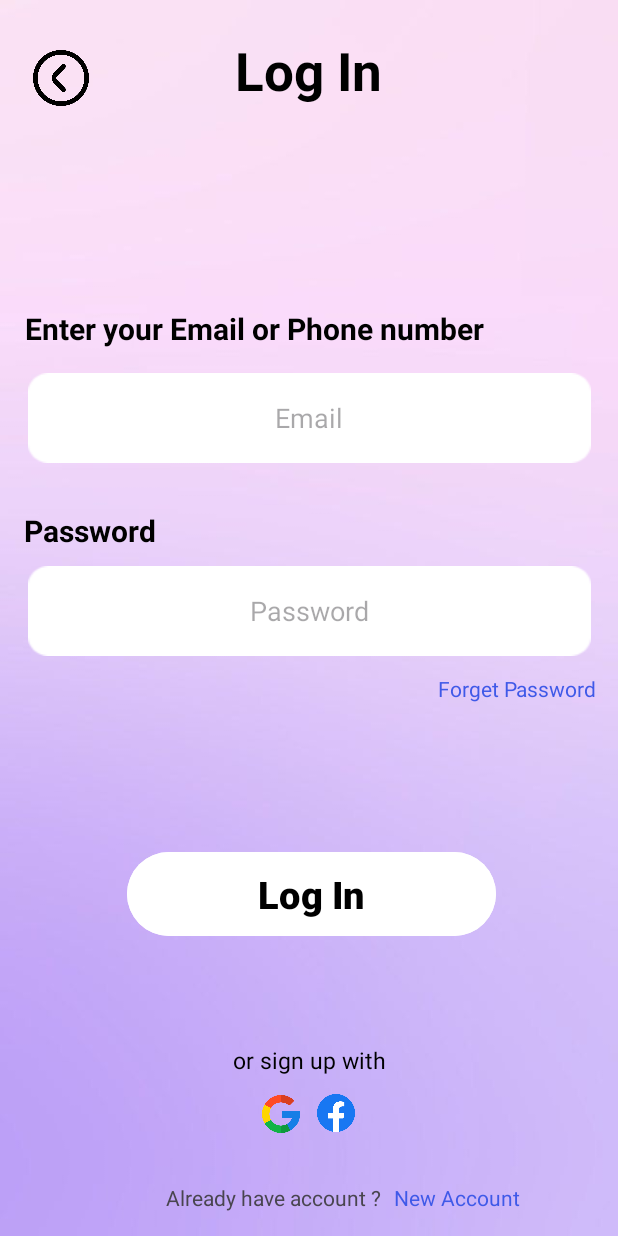
After one commit to YaraMohamed12/Careplace, an Android app: the LogInScreen screen opened directly, with no data from a screen before it, on a phone screen of 412 x 824 dp. The commit adds this screen. Run offline under Robolectric (Android 15) with nearby library versions, the phone set to English and light mode, and no system bars.

Commit message:
3mlt log in screen w new acc bs lsa l design bta3ha w 3mlt l shm l fo2 da lw dst 3lih hyrg3 sf7a w lsa h3ml forget pass screen w fi shwait icons w swr deftha bs asmiha wad7a 34an yb2a l 7war shl

```diff
--- a/app/src/main/AndroidManifest.xml
+++ b/app/src/main/AndroidManifest.xml
@@ -12,6 +12,12 @@
         android:supportsRtl="true"
         android:theme="@style/Theme.CarePlace"
         tools:targetApi="31">
+        <activity
+            android:name=".NewAccScreen"
+            android:exported="false" />
+        <activity
+            android:name=".LogInScreen"
+            android:exported="false" />
         <activity
             android:name=".LogandSign"
             android:exported="false" />
--- /dev/null
+++ b/app/src/main/java/com/example/careplace/LogInScreen.kt
@@ -0,0 +1,33 @@
+package com.example.careplace
+
+import android.content.Intent
+import android.os.Bundle
+import android.widget.ImageView
+import android.widget.TextView
+import androidx.activity.enableEdgeToEdge
+import androidx.appcompat.app.AppCompatActivity
+import androidx.core.view.ViewCompat
+import androidx.core.view.WindowInsetsCompat
+
+class LogInScreen : AppCompatActivity() {
+    lateinit var back_icon : ImageView
+    lateinit var new_app: TextView
+    override fun onCreate(savedInstanceState: Bundle?) {
+        super.onCreate(savedInstanceState)
+        enableEdgeToEdge()
+        setContentView(R.layout.activity_log_in_screen)
+        back_icon = findViewById(R.id.imageView2)
+        new_app = findViewById(R.id.textView8)
+
+        back_icon.setOnClickListener {
+            val myintent3 = Intent(this , LogandSign::class.java)
+            startActivity(myintent3)
+        }
+
+        new_app.setOnClickListener {
+            val myintent4 = Intent(this , NewAccScreen::class.java)
+            startActivity(myintent4)
+        }
+
+        }
+    }
--- a/app/src/main/java/com/example/careplace/LogandSign.kt
+++ b/app/src/main/java/com/example/careplace/LogandSign.kt
@@ -1,20 +1,36 @@
 package com.example.careplace
 
+import android.content.Intent
 import android.os.Bundle
+import android.widget.Button
+import android.widget.ImageView
 import androidx.activity.enableEdgeToEdge
 import androidx.appcompat.app.AppCompatActivity
 import androidx.core.view.ViewCompat
 import androidx.core.view.WindowInsetsCompat
 
 class LogandSign : AppCompatActivity() {
+    lateinit var login_bt : Button
+    lateinit var signup_bt : Button
     override fun onCreate(savedInstanceState: Bundle?) {
         super.onCreate(savedInstanceState)
         enableEdgeToEdge()
         setContentView(R.layout.activity_logand_sign)
-        ViewCompat.setOnApplyWindowInsetsListener(findViewById(R.id.main)) { v, insets ->
-            val systemBars = insets.getInsets(WindowInsetsCompat.Type.systemBars())
-            v.setPadding(systemBars.left, systemBars.top, systemBars.right, systemBars.bottom)
-            insets
+            login_bt = findViewById(R.id.login_btn)
+            signup_bt = findViewById(R.id.signup_btn)
+
+
+        login_bt.setOnClickListener {
+            val myintent1 = Intent(this, LogInScreen::class.java)
+            startActivity(myintent1)
+
+        }
+
+        signup_bt.setOnClickListener {
+            val myintent2 = Intent(this , NewAccScreen::class.java)
+            startActivity(myintent2)
+
+        }
+
         }
     }
-}
--- /dev/null
+++ b/app/src/main/java/com/example/careplace/NewAccScreen.kt
@@ -0,0 +1,20 @@
+package com.example.careplace
+
+import android.os.Bundle
+import androidx.activity.enableEdgeToEdge
+import androidx.appcompat.app.AppCompatActivity
+import androidx.core.view.ViewCompat
+import androidx.core.view.WindowInsetsCompat
+
+class NewAccScreen : AppCompatActivity() {
+    override fun onCreate(savedInstanceState: Bundle?) {
+        super.onCreate(savedInstanceState)
+        enableEdgeToEdge()
+        setContentView(R.layout.activity_new_acc_screen)
+        ViewCompat.setOnApplyWindowInsetsListener(findViewById(R.id.main)) { v, insets ->
+            val systemBars = insets.getInsets(WindowInsetsCompat.Type.systemBars())
+            v.setPadding(systemBars.left, systemBars.top, systemBars.right, systemBars.bottom)
+            insets
+        }
+    }
+}
--- a/app/src/main/res/layout/activity_doc_or_pat.xml
+++ b/app/src/main/res/layout/activity_doc_or_pat.xml
@@ -13,14 +13,14 @@
         android:id="@+id/textView"
         android:layout_width="wrap_content"
         android:layout_height="wrap_content"
-        android:layout_marginTop="64dp"
+        android:layout_marginTop="68dp"
         android:fontFamily="serif"
         android:text="@string/you_are_here"
         android:textColor="@color/darkblue"
-        android:textSize="50sp"
+        android:textSize="40sp"
         android:textStyle="bold"
         app:layout_constraintEnd_toEndOf="parent"
-        app:layout_constraintHorizontal_bias="0.493"
+        app:layout_constraintHorizontal_bias="0.266"
         app:layout_constraintStart_toStartOf="parent"
         app:layout_constraintTop_toTopOf="parent" />
 
@@ -43,8 +43,9 @@
         android:layout_marginTop="52dp"
         android:backgroundTint="@color/white"
         android:fontFamily="serif"
-        android:text="Doctor"
-        android:textColor="@color/darkblue"
+        android:text="@string/doc"
+        android:textStyle="bold"
+        android:textColor="@color/black"
         android:textSize="30sp"
         app:layout_constraintEnd_toEndOf="parent"
         app:layout_constraintHorizontal_bias="0.498"
@@ -58,8 +59,9 @@
         android:layout_marginTop="128dp"
         android:backgroundTint="@color/white"
         android:fontFamily="serif"
-        android:text="Patient"
-        android:textColor="@color/darkblue"
+        android:text="@string/pat"
+        android:textColor="@color/black"
+        android:textStyle="bold"
         android:textSize="30sp"
         app:layout_constraintEnd_toEndOf="parent"
         app:layout_constraintStart_toStartOf="parent"
--- /dev/null
+++ b/app/src/main/res/layout/activity_log_in_screen.xml
@@ -0,0 +1,193 @@
+<?xml version="1.0" encoding="utf-8"?>
+<androidx.constraintlayout.widget.ConstraintLayout xmlns:android="http://schemas.android.com/apk/res/android"
+    xmlns:app="http://schemas.android.com/apk/res-auto"
+    xmlns:tools="http://schemas.android.com/tools"
+    android:id="@+id/main"
+    android:layout_width="match_parent"
+    android:layout_height="match_parent"
+    android:background="@drawable/background"
+    tools:context=".LogInScreen">
+
+    <TextView
+        android:id="@+id/textView2"
+        android:layout_width="wrap_content"
+        android:layout_height="wrap_content"
+        android:text="@string/log_in"
+        android:textColor="@color/black"
+        android:textSize="35sp"
+        android:textStyle="bold"
+        app:layout_constraintBottom_toBottomOf="parent"
+        app:layout_constraintEnd_toEndOf="parent"
+        app:layout_constraintHorizontal_bias="0.498"
+        app:layout_constraintStart_toStartOf="parent"
+        app:layout_constraintTop_toTopOf="parent"
+        app:layout_constraintVertical_bias="0.03" />
+
+    <ImageView
+        android:id="@+id/imageView2"
+        android:layout_width="37dp"
+        android:layout_height="40dp"
+        android:src="@drawable/left_arrow"
+        app:layout_constraintBottom_toBottomOf="parent"
+        app:layout_constraintEnd_toStartOf="@+id/textView2"
+        app:layout_constraintHorizontal_bias="0.186"
+        app:layout_constraintStart_toStartOf="parent"
+        app:layout_constraintTop_toTopOf="parent"
+        app:layout_constraintVertical_bias="0.041" />
+
+
+    <TextView
+        android:id="@+id/textView3"
+        android:layout_width="wrap_content"
+        android:layout_height="wrap_content"
+        android:layout_marginTop="40dp"
+        android:layout_marginBottom="10dp"
+        android:text="@string/email_or_phone_number"
+        android:textColor="@color/black"
+        android:textSize="20sp"
+        android:textStyle="bold"
+        app:layout_constraintBottom_toTopOf="@+id/textView4"
+        app:layout_constraintEnd_toEndOf="parent"
+        app:layout_constraintHorizontal_bias="0.158"
+        app:layout_constraintStart_toStartOf="parent"
+        app:layout_constraintTop_toBottomOf="@+id/imageView2"
+        app:layout_constraintVertical_bias="0.489" />
+
+    <TextView
+        android:id="@+id/textView4"
+        android:layout_width="wrap_content"
+        android:layout_height="wrap_content"
+        android:layout_marginStart="16dp"
+        android:layout_marginTop="20dp"
+        android:layout_marginBottom="10dp"
+        android:text="@string/pass"
+        android:textColor="@color/black"
+        android:textSize="20sp"
+        android:textStyle="bold"
+        app:layout_constraintBottom_toTopOf="@+id/editTextTextPassword"
+        app:layout_constraintStart_toStartOf="parent" />
+
+    <EditText
+        android:id="@+id/editTextTextEmailAddress"
+        android:layout_width="375dp"
+        android:layout_height="60dp"
+        android:layout_marginTop="16dp"
+        android:layout_marginBottom="40dp"
+        android:background="@drawable/edititextbackground"
+        android:ems="10"
+        android:gravity="center"
+        android:hint="Email"
+        android:inputType="textEmailAddress"
+        app:layout_constraintBottom_toBottomOf="parent"
+        app:layout_constraintEnd_toEndOf="parent"
+        app:layout_constraintHorizontal_bias="0.5"
+        app:layout_constraintStart_toStartOf="parent"
+        app:layout_constraintTop_toBottomOf="@+id/textView3"
+        app:layout_constraintVertical_bias="0.0" />
+
+    <EditText
+        android:id="@+id/editTextTextPassword"
+        android:layout_width="375dp"
+        android:layout_height="60dp"
+        android:background="@drawable/edititextbackground"
+        android:ems="10"
+        android:gravity="center"
+        android:hint="@string/pass"
+        android:inputType="textPassword"
+        app:layout_constraintBottom_toBottomOf="parent"
+        app:layout_constraintEnd_toEndOf="parent"
+        app:layout_constraintHorizontal_bias="0.5"
+        app:layout_constraintStart_toStartOf="parent"
+        app:layout_constraintTop_toBottomOf="@+id/textView2"
+        app:layout_constraintVertical_bias="0.442" />
+
+    <Button
+        android:id="@+id/button"
+        android:layout_width="245.77dp"
+        android:layout_height="64.08dp"
+        android:layout_marginBottom="196dp"
+        android:backgroundTint="@color/white"
+        android:text="@string/log_in"
+        android:textColor="@color/black"
+        android:textSize="25sp"
+        android:textStyle="bold"
+        app:layout_constraintBottom_toBottomOf="parent"
+        app:layout_constraintEnd_toEndOf="parent"
+        app:layout_constraintHorizontal_bias="0.509"
+        app:layout_constraintStart_toStartOf="parent" />
+
+    <TextView
+        android:id="@+id/textView5"
+        android:layout_width="wrap_content"
+        android:layout_height="wrap_content"
+        android:layout_marginTop="12dp"
+        android:contextClickable="true"
+        android:text="@string/forget_password"
+        android:textColor="#3F59E8"
+        app:layout_constraintEnd_toEndOf="parent"
+        app:layout_constraintHorizontal_bias="0.954"
+        app:layout_constraintStart_toStartOf="parent"
+        app:layout_constraintTop_toBottomOf="@+id/editTextTextPassword" />
+
+
+    <TextView
+        android:id="@+id/textView6"
+        android:layout_width="wrap_content"
+        android:layout_height="wrap_content"
+        android:layout_marginTop="68dp"
+        android:text="@string/anothr_way"
+        android:textColor="@color/black"
+        android:textSize="15sp"
+        app:layout_constraintEnd_toEndOf="parent"
+        app:layout_constraintHorizontal_bias="0.5"
+        app:layout_constraintStart_toStartOf="parent"
+
+        app:layout_constraintTop_toBottomOf="@+id/button" />
+
+    <ImageView
+        android:id="@+id/imageView3"
+        android:layout_width="25dp"
+        android:layout_height="25dp"
+        android:layout_marginTop="12dp"
+        app:layout_constraintEnd_toEndOf="parent"
+        app:layout_constraintHorizontal_bias="0.546"
+        app:layout_constraintStart_toStartOf="parent"
+        app:layout_constraintTop_toBottomOf="@+id/textView6"
+        app:srcCompat="@drawable/facebook" />
+
+    <ImageView
+        android:id="@+id/imageView4"
+        android:layout_width="25dp"
+        android:layout_height="25dp"
+        app:layout_constraintBottom_toBottomOf="parent"
+        app:layout_constraintEnd_toStartOf="@+id/imageView3"
+        app:layout_constraintHorizontal_bias="0.94"
+        app:layout_constraintStart_toStartOf="parent"
+        app:layout_constraintTop_toBottomOf="@+id/textView6"
+        app:layout_constraintVertical_bias="0.154"
+        app:srcCompat="@drawable/google" />
+
+    <TextView
+        android:id="@+id/textView7"
+        android:layout_width="wrap_content"
+        android:layout_height="wrap_content"
+        android:layout_marginBottom="16dp"
+        android:text="@string/have_acc"
+        app:layout_constraintBottom_toBottomOf="parent"
+        app:layout_constraintEnd_toEndOf="parent"
+        app:layout_constraintHorizontal_bias="0.411"
+        app:layout_constraintStart_toStartOf="parent" />
+
+    <TextView
+        android:id="@+id/textView8"
+        android:layout_width="wrap_content"
+        android:layout_height="wrap_content"
+        android:layout_marginBottom="16dp"
+        android:text="@string/new_acc"
+        android:textColor="#3F59E8"
+        app:layout_constraintBottom_toBottomOf="parent"
+        app:layout_constraintEnd_toEndOf="parent"
+        app:layout_constraintHorizontal_bias="0.121"
+        app:layout_constraintStart_toEndOf="@+id/textView7" />
+
+</androidx.constraintlayout.widget.ConstraintLayout>
--- a/app/src/main/res/layout/activity_logand_sign.xml
+++ b/app/src/main/res/layout/activity_logand_sign.xml
@@ -25,8 +25,9 @@
         android:layout_marginTop="60dp"
         android:backgroundTint="@color/white"
         android:fontFamily="serif"
-        android:text="Log In "
-        android:textColor="@color/darkblue"
+        android:text="@string/log_in"
+        android:textColor="@color/black"
+        android:textStyle="bold"
         android:textSize="30sp"
         app:layout_constraintEnd_toEndOf="parent"
         app:layout_constraintStart_toStartOf="parent"
@@ -39,8 +40,9 @@
         android:layout_marginTop="156dp"
         android:backgroundTint="@color/white"
         android:fontFamily="serif"
-        android:text="Sign Up"
-        android:textColor="@color/darkblue"
+        android:text="@string/sign_up"
+        android:textColor="@color/black"
+        android:textStyle="bold"
         android:textSize="30sp"
         app:layout_constraintEnd_toEndOf="parent"
         app:layout_constraintStart_toStartOf="parent"
--- /dev/null
+++ b/app/src/main/res/layout/activity_new_acc_screen.xml
@@ -0,0 +1,10 @@
+<?xml version="1.0" encoding="utf-8"?>
+<androidx.constraintlayout.widget.ConstraintLayout xmlns:android="http://schemas.android.com/apk/res/android"
+    xmlns:app="http://schemas.android.com/apk/res-auto"
+    xmlns:tools="http://schemas.android.com/tools"
+    android:id="@+id/main"
+    android:layout_width="match_parent"
+    android:layout_height="match_parent"
+    tools:context=".NewAccScreen">
+
+</androidx.constraintlayout.widget.ConstraintLayout>
--- a/app/src/main/res/values/strings.xml
+++ b/app/src/main/res/values/strings.xml
@@ -13,5 +13,15 @@ are treated for the disease, including all the medical data (time, number of tim
 number of doses of the prescribed treatment).</string>
     <string name="topic5">We provide you a full recover for the Medical treatment operation which me it Easier.</string>
     <string name="back">BACK</string>
-    <string name="you_are_here">You Are Here</string>
+    <string name="you_are_here">Are you here as :-</string>
+    <string name="doc">Doctor</string>
+    <string name="pat">Patient</string>
+    <string name="log_in">Log In</string>
+    <string name="sign_up">Sign Up</string>
+    <string name="email_or_phone_number">Enter your Email or Phone number</string>
+    <string name="pass">Password</string>
+    <string name="forget_password">Forget Password</string>
+    <string name="anothr_way">or sign up with</string>
+    <string name="have_acc">Already have account ?</string>
+    <string name="new_acc">New Account</string>
 </resources>
--- a/app/src/main/res/values/themes.xml
+++ b/app/src/main/res/values/themes.xml
@@ -7,4 +7,7 @@
     </style>
 
     <style name="Theme.CarePlace" parent="Base.Theme.CarePlace" />
+
+
+
 </resources>
```
Also changed, not shown: app/src/main/res/drawable/edititextbackground.png (added), app/src/main/res/drawable/facebook.png (added), app/src/main/res/drawable/gmail.png (added), app/src/main/res/drawable/google.png (added), app/src/main/res/drawable/left_arrow.png (added).
